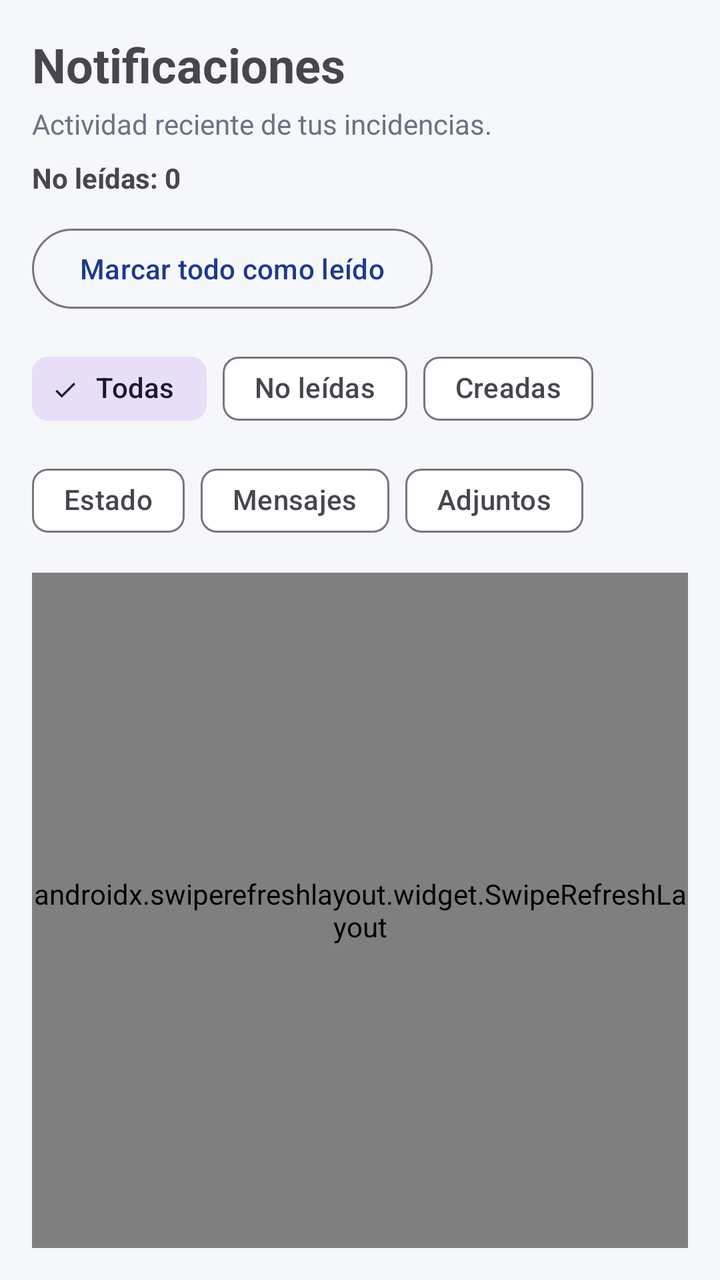
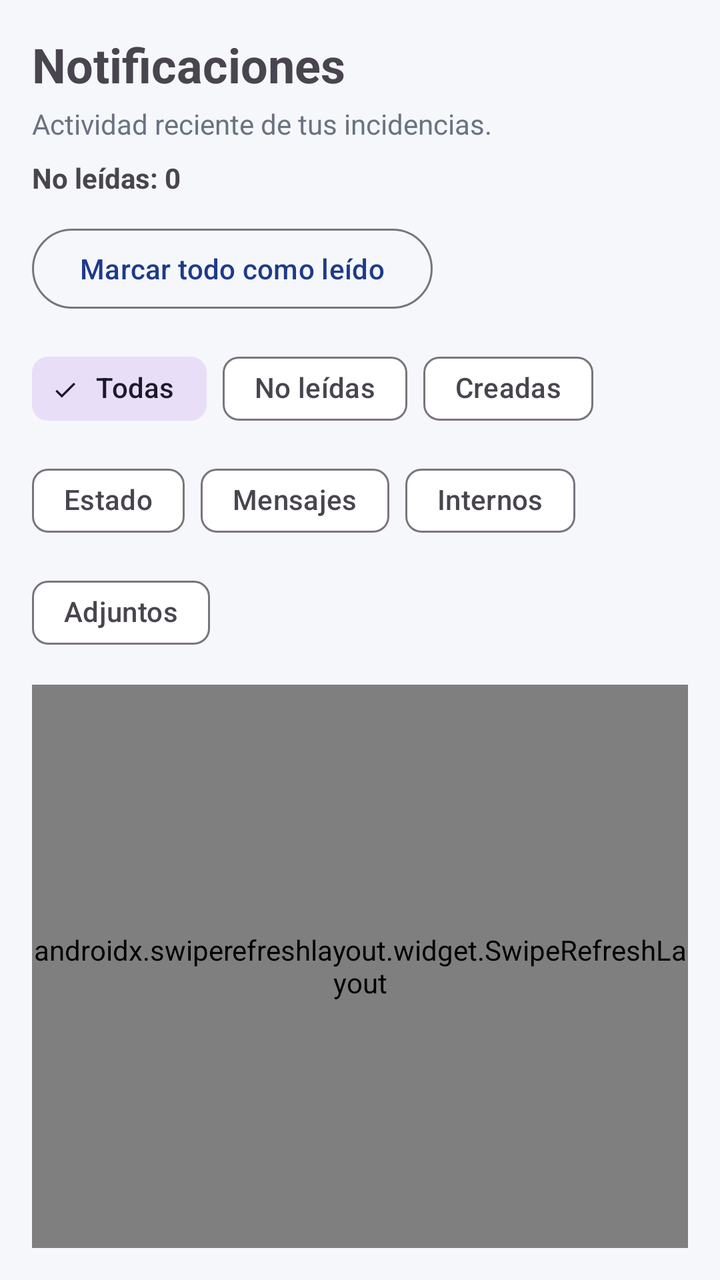

Screens rendered from an Android XML layout before and after an edit, with the pre-edit source and the edit as a unified diff.
<!-- AndroidManifest.xml: application theme Theme.Tfgincidenciasfront -->
<!-- res/layout/fragment_notifications.xml -->
<?xml version="1.0" encoding="utf-8"?>
<FrameLayout xmlns:android="http://schemas.android.com/apk/res/android"
    xmlns:app="http://schemas.android.com/apk/res-auto"
    android:layout_width="match_parent"
    android:layout_height="match_parent">

    <LinearLayout
        android:layout_width="match_parent"
        android:layout_height="match_parent"
        android:orientation="vertical"
        android:padding="16dp">

        <TextView
            android:layout_width="wrap_content"
            android:layout_height="wrap_content"
            android:text="Notificaciones"
            android:textSize="24sp"
            android:textStyle="bold" />

        <TextView
            android:layout_width="wrap_content"
            android:layout_height="wrap_content"
            android:layout_marginTop="4dp"
            android:text="Actividad reciente de tus incidencias."
            android:textColor="@color/secondaryText"
            android:textSize="14sp" />

        <TextView
            android:id="@+id/tvUnreadCount"
            android:layout_width="wrap_content"
            android:layout_height="wrap_content"
            android:layout_marginTop="8dp"
            android:text="No leídas: 0"
            android:textStyle="bold" />

        <com.google.android.material.button.MaterialButton
            android:id="@+id/btnMarkAllRead"
            style="@style/Widget.Material3.Button.OutlinedButton"
            android:layout_width="wrap_content"
            android:layout_height="wrap_content"
            android:layout_marginTop="12dp"
            android:text="Marcar todo como leído" />

        <com.google.android.material.chip.ChipGroup
            android:id="@+id/chipGroup"
            android:layout_width="match_parent"
            android:layout_height="wrap_content"
            android:layout_marginTop="12dp"
            app:singleSelection="true">

            <com.google.android.material.chip.Chip
                android:id="@+id/chipAll"
                style="@style/Widget.Material3.Chip.Filter"
                android:layout_width="wrap_content"
                android:layout_height="wrap_content"
                android:checked="true"
                android:text="Todas" />

            <com.google.android.material.chip.Chip
                android:id="@+id/chipUnread"
                style="@style/Widget.Material3.Chip.Filter"
                android:layout_width="wrap_content"
                android:layout_height="wrap_content"
                android:text="No leídas" />

            <com.google.android.material.chip.Chip
                android:id="@+id/chipCreated"
                style="@style/Widget.Material3.Chip.Filter"
                android:layout_width="wrap_content"
                android:layout_height="wrap_content"
                android:text="Creadas" />

            <com.google.android.material.chip.Chip
                android:id="@+id/chipStatus"
                style="@style/Widget.Material3.Chip.Filter"
                android:layout_width="wrap_content"
                android:layout_height="wrap_content"
                android:text="Estado" />

            <com.google.android.material.chip.Chip
                android:id="@+id/chipMessages"
                style="@style/Widget.Material3.Chip.Filter"
                android:layout_width="wrap_content"
                android:layout_height="wrap_content"
                android:text="Mensajes" />

            <com.google.android.material.chip.Chip
                android:id="@+id/chipAttachments"
                style="@style/Widget.Material3.Chip.Filter"
                android:layout_width="wrap_content"
                android:layout_height="wrap_content"
                android:text="Adjuntos" />
        </com.google.android.material.chip.ChipGroup>

        <androidx.swiperefreshlayout.widget.SwipeRefreshLayout
            android:id="@+id/swipeRefresh"
            android:layout_width="match_parent"
            android:layout_height="0dp"
            android:layout_marginTop="12dp"
            android:layout_weight="1">

            <androidx.recyclerview.widget.RecyclerView
                android:id="@+id/recyclerViewNotifications"
                android:layout_width="match_parent"
                android:layout_height="match_parent"
                android:clipToPadding="false"
                android:paddingBottom="16dp" />
        </androidx.swiperefreshlayout.widget.SwipeRefreshLayout>

    </LinearLayout>

    <ProgressBar
        android:id="@+id/progressBar"
        android:layout_width="wrap_content"
        android:layout_height="wrap_content"
        android:layout_gravity="center"
        android:visibility="gone" />

    <LinearLayout
        android:id="@+id/layoutEmpty"
        android:layout_width="match_parent"
        android:layout_height="match_parent"
        android:gravity="center"
        android:orientation="vertical"
        android:padding="24dp"
        android:visibility="gone">

        <TextView
            android:layout_width="wrap_content"
            android:layout_height="wrap_content"
            android:text="No hay notificaciones por mostrar."
            android:textColor="@color/secondaryText"
            android:textSize="16sp" />
    </LinearLayout>

    <LinearLayout
        android:id="@+id/layoutError"
        android:layout_width="match_parent"
        android:layout_height="match_parent"
        android:gravity="center"
        android:orientation="vertical"
        android:padding="24dp"
        android:visibility="gone">

        <TextView
            android:id="@+id/tvError"
            android:layout_width="wrap_content"
            android:layout_height="wrap_content"
            android:text="Error"
            android:textColor="@color/secondaryText"
            android:textSize="16sp" />

        <com.google.android.material.button.MaterialButton
            android:id="@+id/btnRetry"
            android:layout_width="wrap_content"
            android:layout_height="wrap_content"
            android:layout_marginTop="12dp"
            android:text="Reintentar" />
    </LinearLayout>

</FrameLayout>
<!-- resources referenced by this layout -->
<resources>
  <color name="secondaryText">#6B7280</color>
  <style name="Theme.Tfgincidenciasfront" parent="Base.Theme.Tfgincidenciasfront" />
  <style name="Base.Theme.Tfgincidenciasfront" parent="Theme.Material3.DayNight.NoActionBar">
  
          
          <item name="colorPrimary">@color/primary</item>
          <item name="colorOnPrimary">@color/onPrimary</item>
  
          
          <item name="android:colorBackground">@color/background</item>
  
          
          <item name="colorSurface">@color/surface</item>
          <item name="colorOnSurface">@color/onSurface</item>
  
      </style>
  <color name="primary">#1E3A8A</color>
  <color name="onPrimary">#FFFFFF</color>
  <color name="background">#F5F7FA</color>
  <color name="surface">#FFFFFF</color>
  <color name="onSurface">#111827</color>
</resources>

<!-- the commit's change to res/layout/fragment_notifications.xml (unified diff, before → after) -->
@@ -85,6 +85,13 @@
                 android:text="Mensajes" />
 
             <com.google.android.material.chip.Chip
+                android:id="@+id/chipMessagesInternal"
+                style="@style/Widget.Material3.Chip.Filter"
+                android:layout_width="wrap_content"
+                android:layout_height="wrap_content"
+                android:text="Internos" />
+
+            <com.google.android.material.chip.Chip
                 android:id="@+id/chipAttachments"
                 style="@style/Widget.Material3.Chip.Filter"
                 android:layout_width="wrap_content"
